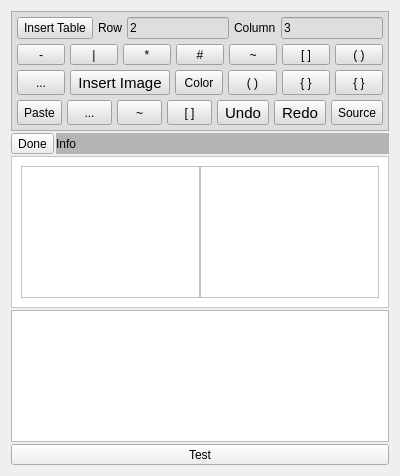
Before: the Qt Designer form src/dlgMemos.ui in ic005k/Knot-Legacy, drawn with Qt 5.
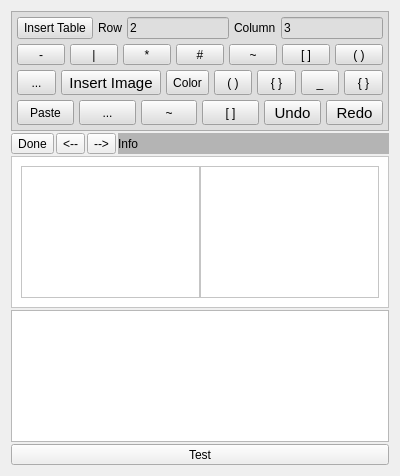
After: the same form once the commit is applied. Icons and pictures are not drawn.

What changed in the file:
```diff
--- a/src/dlgMemos.ui
+++ b/src/dlgMemos.ui
@@ -357,6 +357,19 @@
           </property>
          </widget>
         </item>
+        <item>
+         <widget class="QToolButton" name="btnS10">
+          <property name="sizePolicy">
+           <sizepolicy hsizetype="Preferred" vsizetype="Preferred">
+            <horstretch>0</horstretch>
+            <verstretch>0</verstretch>
+           </sizepolicy>
+          </property>
+          <property name="text">
+           <string>_</string>
+          </property>
+         </widget>
+        </item>
         <item>
          <widget class="QToolButton" name="btnS9">
           <property name="sizePolicy">
@@ -560,34 +573,6 @@
           </property>
          </widget>
         </item>
-        <item>
-         <widget class="QToolButton" name="btnEditSource">
-          <property name="sizePolicy">
-           <sizepolicy hsizetype="Preferred" vsizetype="Preferred">
-            <horstretch>0</horstretch>
-            <verstretch>0</verstretch>
-           </sizepolicy>
-          </property>
-          <property name="minimumSize">
-           <size>
-            <width>0</width>
-            <height>0</height>
-           </size>
-          </property>
-          <property name="maximumSize">
-           <size>
-            <width>16777215</width>
-            <height>25</height>
-           </size>
-          </property>
-          <property name="text">
-           <string>Source</string>
-          </property>
-          <property name="toolButtonStyle">
-           <enum>Qt::ToolButtonIconOnly</enum>
-          </property>
-         </widget>
-        </item>
        </layout>
       </item>
      </layout>
@@ -626,6 +611,20 @@
        </property>
       </widget>
      </item>
+     <item>
+      <widget class="QToolButton" name="btnLeft">
+       <property name="text">
+        <string>&lt;--</string>
+       </property>
+      </widget>
+     </item>
+     <item>
+      <widget class="QToolButton" name="btnRight">
+       <property name="text">
+        <string>--&gt;</string>
+       </property>
+      </widget>
+     </item>
      <item>
       <widget class="QLabel" name="lblInfo">
        <property name="styleSheet">
```
